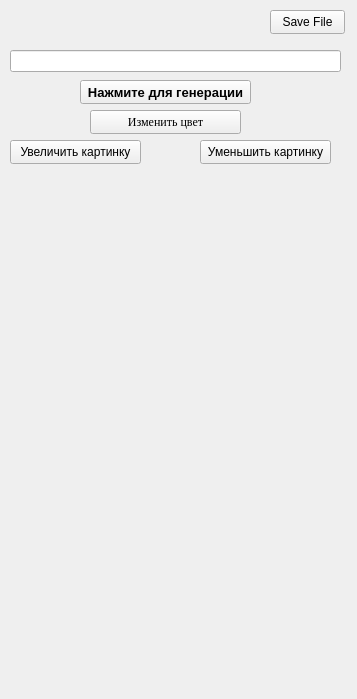
First picture: the form in qrcode_window.ui, repository AnatoliiBessmertnyi/qrcode_generator, before the edit.
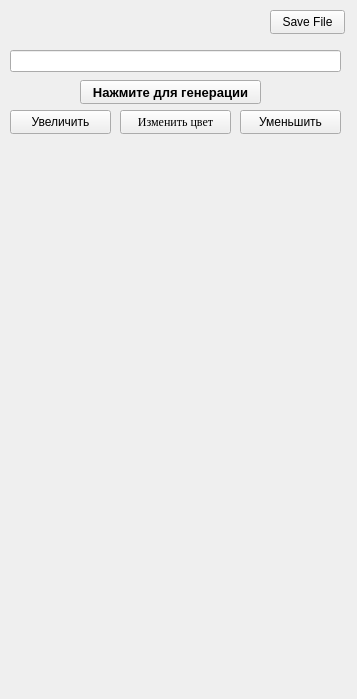
Second picture: the form after the edit. Icons and pictures are not drawn.

Diff of the .ui file:
```diff
--- a/qrcode_window.ui
+++ b/qrcode_window.ui
@@ -21,7 +21,7 @@
     <rect>
      <x>80</x>
      <y>80</y>
-     <width>171</width>
+     <width>181</width>
      <height>24</height>
     </rect>
    </property>
@@ -52,7 +52,7 @@
    <property name="geometry">
     <rect>
      <x>20</x>
-     <y>170</y>
+     <y>150</y>
      <width>311</width>
      <height>291</height>
     </rect>
@@ -74,38 +74,29 @@
     <string/>
    </property>
   </widget>
-  <widget class="QPushButton" name="pushZoomIn">
-   <property name="geometry">
-    <rect>
-     <x>10</x>
-     <y>140</y>
-     <width>131</width>
-     <height>24</height>
-    </rect>
-   </property>
-   <property name="text">
-    <string>Увеличить картинку</string>
-   </property>
-  </widget>
   <widget class="QPushButton" name="pushZoomOut">
    <property name="geometry">
     <rect>
-     <x>200</x>
-     <y>140</y>
-     <width>131</width>
+     <x>240</x>
+     <y>110</y>
+     <width>101</width>
      <height>24</height>
     </rect>
    </property>
    <property name="text">
-    <string>Уменьшить картинку</string>
+    <string>Уменьшить</string>
+   </property>
+   <property name="icon">
+    <iconset>
+     <normaloff>../../Users/Anatolii/Desktop/-.png</normaloff>../../Users/Anatolii/Desktop/-.png</iconset>
    </property>
   </widget>
   <widget class="QPushButton" name="pushColor">
    <property name="geometry">
     <rect>
-     <x>90</x>
+     <x>120</x>
      <y>110</y>
-     <width>151</width>
+     <width>111</width>
      <height>24</height>
     </rect>
    </property>
@@ -116,6 +107,27 @@
    </property>
    <property name="text">
     <string>Изменить цвет</string>
+   </property>
+   <property name="icon">
+    <iconset>
+     <normaloff>../../Users/Anatolii/Desktop/пал.png</normaloff>../../Users/Anatolii/Desktop/пал.png</iconset>
+   </property>
+  </widget>
+  <widget class="QPushButton" name="pushZoomIn">
+   <property name="geometry">
+    <rect>
+     <x>10</x>
+     <y>110</y>
+     <width>101</width>
+     <height>24</height>
+    </rect>
+   </property>
+   <property name="text">
+    <string>Увеличить</string>
+   </property>
+   <property name="icon">
+    <iconset>
+     <normaloff>../../Users/Anatolii/Desktop/+.png</normaloff>../../Users/Anatolii/Desktop/+.png</iconset>
    </property>
   </widget>
  </widget>
```
Left out of the diff: 4 changed lines with no effect on the pictures.
